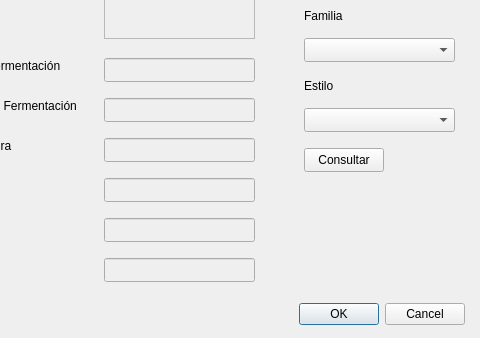
Above: EDCervezas/ventanaconsultarestilo.ui from RARUTO21/EDProgra2 before the change; both pictures show x 86 to 566 and y 142 to 480 of the 566 by 480 pixel window. Below: the same form after it.
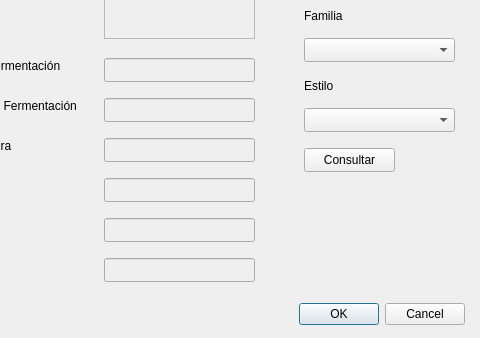
That is the form after the change.

```diff
--- a/EDCervezas/ventanaconsultarestilo.ui
+++ b/EDCervezas/ventanaconsultarestilo.ui
@@ -148,7 +148,7 @@
     <rect>
      <x>390</x>
      <y>290</y>
-     <width>80</width>
+     <width>91</width>
      <height>24</height>
     </rect>
    </property>
```
